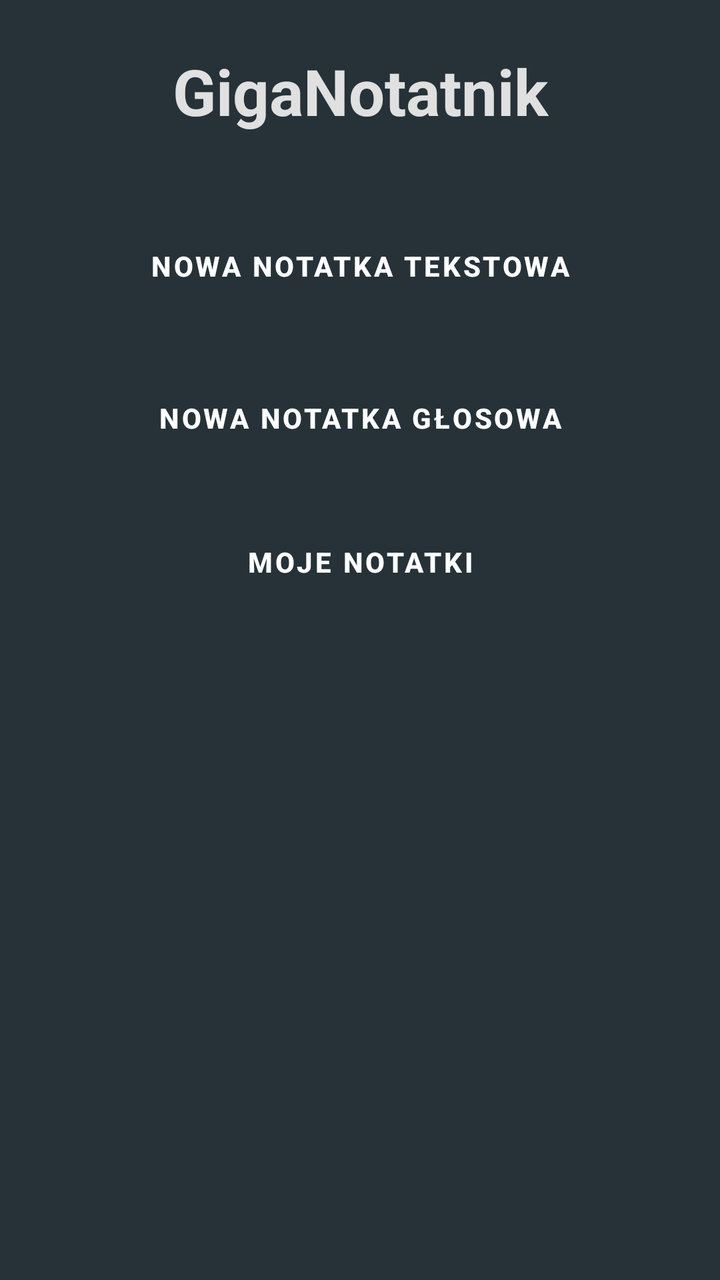
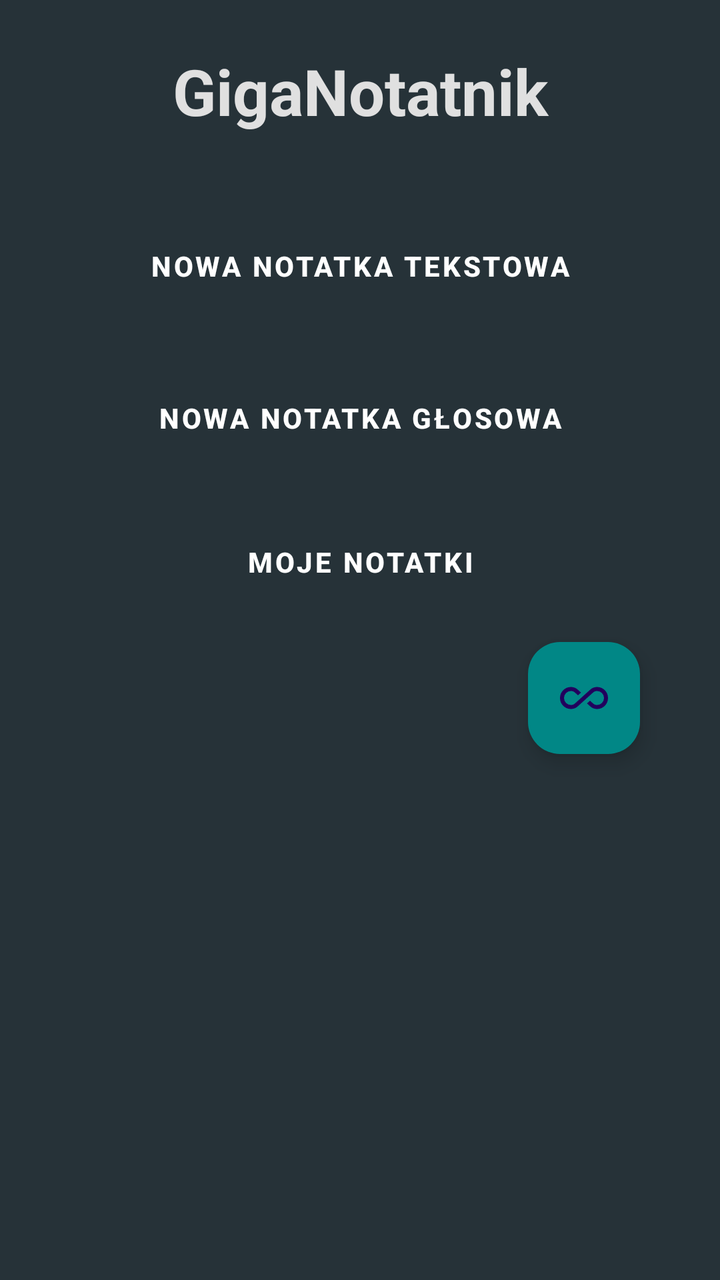

Compare the two renders of this Android layout. The source of the first and the diff that turns it into the second are given below.
<!-- AndroidManifest.xml: activity theme Theme.GigaNotatnik -->
<!-- res/layout/activity_main.xml -->
<LinearLayout xmlns:android="http://schemas.android.com/apk/res/android"
    android:layout_width="match_parent"
    android:layout_height="match_parent"
    android:background="#263238"
    android:orientation="vertical"
    android:padding="24dp">

    <TextView
        android:layout_width="match_parent"
        android:layout_height="wrap_content"
        android:layout_marginBottom="30dp"
        android:gravity="center"
        android:text="@string/app_name"
        android:textColor="@color/background"
        android:textSize="32sp"
        android:textStyle="bold" />

    <Button
        android:id="@+id/btnGoToCreate"
        style="@style/AppButton"
        android:layout_marginBottom="16dp"
        android:text="@string/new_note" />

    <Button
        android:id="@+id/btnRecord"
        style="@style/AppButton"
        android:text="@string/audio_note"
        android:layout_marginBottom="12dp"/>

    <Button
        android:id="@+id/btnGoToHistory"
        style="@style/AppButton"
        android:text="@string/app_title" />
</LinearLayout>
<!-- resources referenced by this layout -->
<resources>
  <color name="background">#E0E0E0</color>
  <string name="app_name">GigaNotatnik</string>
  <string name="app_title">Moje notatki</string>
  <string name="audio_note">Nowa notatka głosowa</string>
  <string name="new_note">Nowa notatka tekstowa</string>
  <style name="AppButton" parent="Widget.MaterialComponents.Button">
          <item name="android:layout_width">match_parent</item>
          <item name="android:layout_height">wrap_content</item>
          <item name="android:layout_marginTop">12dp</item>
          <item name="android:background">@drawable/button_background</item>
          <item name="android:textColor">?attr/colorOnPrimary</item>
          <item name="android:textStyle">bold</item>
          <item name="android:elevation">2dp</item>
      </style>
  <style name="Theme.GigaNotatnik" parent="Theme.Material3.DayNight.NoActionBar">
          <item name="android:windowBackground">@color/background</item>
          <item name="colorPrimary">@color/primary</item>
          <item name="colorPrimaryVariant">@color/primaryVariant</item>
          <item name="colorSecondary">@color/primary_teal</item>
          <item name="colorAccent">@color/accent</item>
          <item name="colorSurface">@color/surface</item>
          <item name="colorOnSurface">@color/textPrimary</item>
          <item name="colorOnPrimary">@color/text_on_button</item>
      </style>
  <!-- drawable button_background (drawable) -->
  <?xml version="1.0" encoding="utf-8"?>
  <selector xmlns:android="http://schemas.android.com/apk/res/android">
      <shape xmlns:android="http://schemas.android.com/apk/res/android"
          android:shape="rectangle">
          <solid android:color="@color/primary_mint"/>
          <corners android:radius="12dp"/>
          <padding android:left="16dp" android:top="8dp"
              android:right="16dp" android:bottom="8dp"/>
      </shape>
  
  
  </selector>
  <color name="primary">#3A7F74</color>
  <color name="primaryVariant">#00BFFF</color>
  <color name="primary_teal">#2F6F63</color>
  <color name="accent">#00D4FF</color>
  <color name="surface">#1E1E1E</color>
  <color name="textPrimary">#111111</color>
  <color name="text_on_button">#FFFFFF</color>
  <color name="primary_mint">#5FA88C</color>
</resources>

<!-- the commit's change to res/layout/activity_main.xml (unified diff, before → after) -->
@@ -1,4 +1,5 @@
 <LinearLayout xmlns:android="http://schemas.android.com/apk/res/android"
+    xmlns:app="http://schemas.android.com/apk/res-auto"
     android:layout_width="match_parent"
     android:layout_height="match_parent"
     android:background="#263238"
@@ -31,4 +32,15 @@
         android:id="@+id/btnGoToHistory"
         style="@style/AppButton"
         android:text="@string/app_title" />
+
+    <com.google.android.material.floatingactionbutton.FloatingActionButton
+        android:id="@+id/themeToggleFab"
+        android:layout_width="wrap_content"
+        android:layout_height="wrap_content"
+        android:layout_gravity="bottom|end"
+        android:layout_margin="16dp"
+        android:contentDescription="@string/toggle_theme"
+        android:src="@drawable/ic_theme_auto"
+        app:backgroundTint="@color/teal_700" />
+
 </LinearLayout>
<!-- resource entries referenced after the edit -->
@@ -1,10 +1,18 @@
 <!-- resources referenced by this layout -->
 <resources>
   <color name="background">#E0E0E0</color>
+  <color name="teal_700">#018786</color>
+  <!-- drawable ic_theme_auto (drawable) -->
+  <vector xmlns:android="http://schemas.android.com/apk/res/android" android:height="24dp" android:tint="#000000" android:viewportHeight="960" android:viewportWidth="960" android:width="24dp">
+        
+      <path android:fillColor="@android:color/white" android:pathData="M220,700Q128,700 64,636Q0,572 0,480Q0,388 64,324Q128,260 220,260Q257,260 291,273Q325,286 352,310L420,372L360,426L298,370Q282,356 262,348Q242,340 220,340Q162,340 121,381Q80,422 80,480Q80,538 121,579Q162,620 220,620Q242,620 262,612Q282,604 298,590L608,310Q635,286 669,273Q703,260 740,260Q832,260 896,324Q960,388 960,480Q960,572 896,636Q832,700 740,700Q703,700 669,687Q635,674 608,650L540,588L600,534L662,590Q678,604 698,612Q718,620 740,620Q798,620 839,579Q880,538 880,480Q880,422 839,381Q798,340 740,340Q718,340 698,348Q678,356 662,370L352,650Q325,674 291,687Q257,700 220,700Z"/>
+      
+  </vector>
   <string name="app_name">GigaNotatnik</string>
   <string name="app_title">Moje notatki</string>
   <string name="audio_note">Nowa notatka głosowa</string>
   <string name="new_note">Nowa notatka tekstowa</string>
+  <string name="toggle_theme">Tryb</string>
   <style name="AppButton" parent="Widget.MaterialComponents.Button">
           <item name="android:layout_width">match_parent</item>
           <item name="android:layout_height">wrap_content</item>
